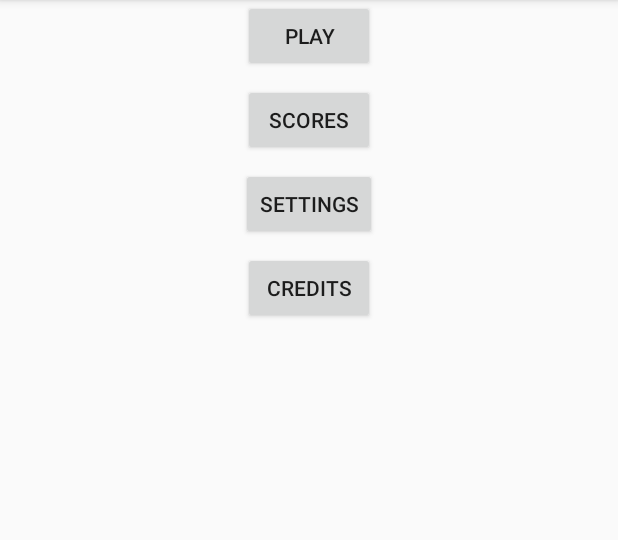
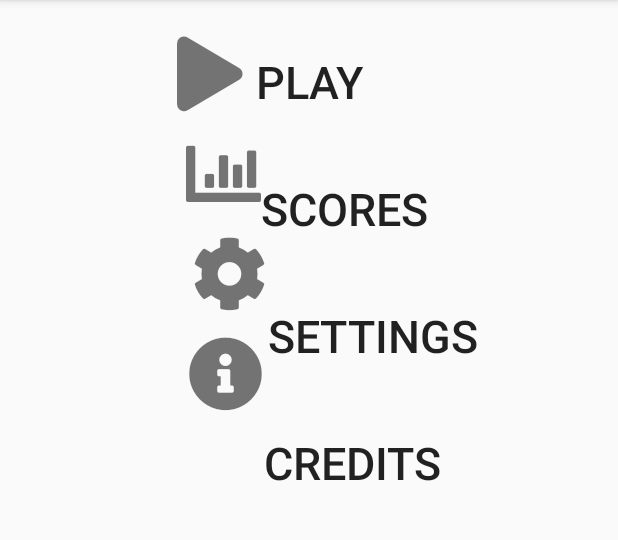
Before and after one commit to VaKs/Android.WWBM, an Android app: the screen it shows after launch (MainActivity), on a phone screen of 412 x 824 dp, the part 84-624 px from its top. Run offline under Robolectric (Android 15) with nearby library versions, the phone set to English and light mode, and no system bars.

Commit message:
Añadidos iconos a Main

```diff
--- a/app/src/main/java/dsm/servabo/wwbm/MainActivity.java
+++ b/app/src/main/java/dsm/servabo/wwbm/MainActivity.java
@@ -1,6 +1,7 @@
 package dsm.servabo.wwbm;
 
 import android.content.Intent;
+import android.graphics.Typeface;
 import android.support.v7.app.AppCompatActivity;
 import android.os.Bundle;
 import android.view.View;
@@ -14,7 +15,21 @@ public class MainActivity extends AppCompatActivity {
         super.onCreate(savedInstanceState);
         setContentView(R.layout.activity_main);
 
+        TextView iconPlay,iconSettings,iconAbout,iconScores;
+        Typeface font= FontManager.getTypeface(getApplicationContext(), FontManager.FONTAWESOME);
+
+        iconPlay = findViewById(R.id.iconPlay);
+        iconPlay.setTypeface(font);
+        iconSettings = findViewById(R.id.iconSettings);
+        iconSettings.setTypeface(font);
+        iconScores = findViewById(R.id.iconScores);
+        iconScores.setTypeface(font);
+        iconAbout = findViewById(R.id.iconCredits);
+        iconAbout.setTypeface(font);
+
+
         Button play = findViewById(R.id.btnPlay);
+        play.setBackgroundColor(0);
         play.setOnClickListener(new View.OnClickListener() {
             @Override
             public void onClick(View v) {
@@ -24,6 +39,7 @@ public class MainActivity extends AppCompatActivity {
         });
 
         Button settings = findViewById(R.id.btnSettings);
+        settings.setBackgroundColor(0);
         settings.setOnClickListener(new View.OnClickListener() {
             @Override
             public void onClick(View v) {
@@ -33,6 +49,7 @@ public class MainActivity extends AppCompatActivity {
         });
 
         Button scores = findViewById(R.id.btnScores);
+        scores.setBackgroundColor(0);
         scores.setOnClickListener(new View.OnClickListener() {
             @Override
             public void onClick(View v) {
@@ -42,6 +59,7 @@ public class MainActivity extends AppCompatActivity {
         });
 
         Button credits = findViewById(R.id.btnCredits);
+        credits.setBackgroundColor(0);
         credits.setOnClickListener(new View.OnClickListener() {
             @Override
             public void onClick(View v) {
--- a/app/src/main/res/layout/activity_main.xml
+++ b/app/src/main/res/layout/activity_main.xml
@@ -10,7 +10,9 @@
         android:id="@+id/btnPlay"
         android:layout_width="wrap_content"
         android:layout_height="wrap_content"
+        android:layout_marginTop="24dp"
         android:text="@string/play"
+        android:textSize="30sp"
         app:layout_constraintEnd_toEndOf="parent"
         app:layout_constraintStart_toStartOf="parent"
         app:layout_constraintTop_toTopOf="parent" />
@@ -19,9 +21,11 @@
         android:id="@+id/btnScores"
         android:layout_width="wrap_content"
         android:layout_height="wrap_content"
-        android:layout_marginTop="8dp"
+        android:layout_marginTop="24dp"
         android:text="@string/scores"
+        android:textSize="30sp"
         app:layout_constraintEnd_toEndOf="parent"
+        app:layout_constraintHorizontal_bias="0.578"
         app:layout_constraintStart_toStartOf="parent"
         app:layout_constraintTop_toBottomOf="@+id/btnPlay" />
 
@@ -31,9 +35,11 @@
         android:layout_height="wrap_content"
         android:layout_marginEnd="8dp"
         android:layout_marginStart="8dp"
-        android:layout_marginTop="8dp"
+        android:layout_marginTop="24dp"
         android:text="@string/settings"
+        android:textSize="30sp"
         app:layout_constraintEnd_toEndOf="parent"
+        app:layout_constraintHorizontal_bias="0.663"
         app:layout_constraintStart_toStartOf="parent"
         app:layout_constraintTop_toBottomOf="@+id/btnScores" />
 
@@ -43,10 +49,65 @@
         android:layout_height="wrap_content"
         android:layout_marginEnd="8dp"
         android:layout_marginStart="8dp"
-        android:layout_marginTop="8dp"
+        android:layout_marginTop="24dp"
         android:text="Credits"
+        android:textSize="30sp"
         app:layout_constraintEnd_toEndOf="parent"
+        app:layout_constraintHorizontal_bias="0.604"
         app:layout_constraintStart_toStartOf="parent"
         app:layout_constraintTop_toBottomOf="@+id/btnSettings" />
 
+    <TextView
+        android:id="@+id/iconPlay"
+        android:layout_width="wrap_content"
+        android:layout_height="0dp"
+        android:layout_marginStart="8dp"
+        android:layout_marginTop="24dp"
+        android:text="@string/icon_play"
+        android:textSize="50sp"
+        app:layout_constraintEnd_toStartOf="@+id/btnPlay"
+        app:layout_constraintHorizontal_bias="1.0"
+        app:layout_constraintStart_toStartOf="parent"
+        app:layout_constraintTop_toTopOf="parent"
+        android:layout_marginLeft="8dp" />
+
+    <TextView
+        android:id="@+id/iconScores"
+        android:layout_width="wrap_content"
+        android:layout_height="0dp"
+        android:layout_marginStart="8dp"
+        android:layout_marginTop="16dp"
+        android:text="@string/icon_chart_bar"
+        android:textSize="50sp"
+        app:layout_constraintEnd_toStartOf="@+id/btnScores"
+        app:layout_constraintHorizontal_bias="1.0"
+        app:layout_constraintStart_toStartOf="parent"
+        app:layout_constraintTop_toBottomOf="@+id/iconPlay" />
+
+    <TextView
+        android:id="@+id/iconSettings"
+        android:layout_width="wrap_content"
+        android:layout_height="wrap_content"
+        android:layout_marginStart="8dp"
+        android:layout_marginTop="16dp"
+        android:text="@string/icon_gear"
+        android:textSize="50sp"
+        app:layout_constraintEnd_toStartOf="@+id/btnSettings"
+        app:layout_constraintHorizontal_bias="1.0"
+        app:layout_constraintStart_toStartOf="parent"
+        app:layout_constraintTop_toBottomOf="@+id/iconScores" />
+
+    <TextView
+        android:id="@+id/iconCredits"
+        android:layout_width="wrap_content"
+        android:layout_height="wrap_content"
+        android:layout_marginStart="8dp"
+        android:layout_marginTop="16dp"
+        android:text="@string/icon_info_circle"
+        android:textSize="50sp"
+        app:layout_constraintEnd_toStartOf="@+id/btnCredits"
+        app:layout_constraintHorizontal_bias="1.0"
+        app:layout_constraintStart_toStartOf="parent"
+        app:layout_constraintTop_toBottomOf="@+id/iconSettings" />
+
 </android.support.constraint.ConstraintLayout>
--- a/app/src/main/res/layout/activity_play.xml
+++ b/app/src/main/res/layout/activity_play.xml
@@ -162,7 +162,8 @@
         app:layout_constraintHorizontal_bias="0.004"
         app:layout_constraintStart_toEndOf="@+id/iconCall"
         app:layout_constraintTop_toTopOf="parent"
-        app:layout_constraintVertical_bias="0.101" />
+        app:layout_constraintVertical_bias="0.101"
+        android:layout_marginLeft="32dp" />
 
     <TextView
         android:id="@+id/iconCall"
```
